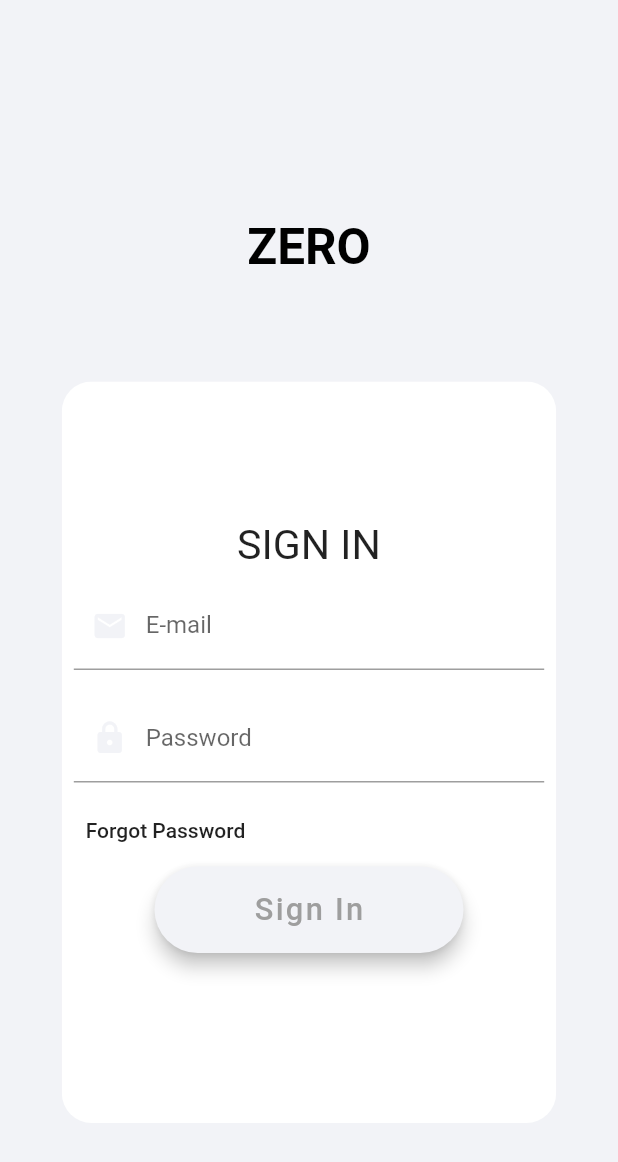
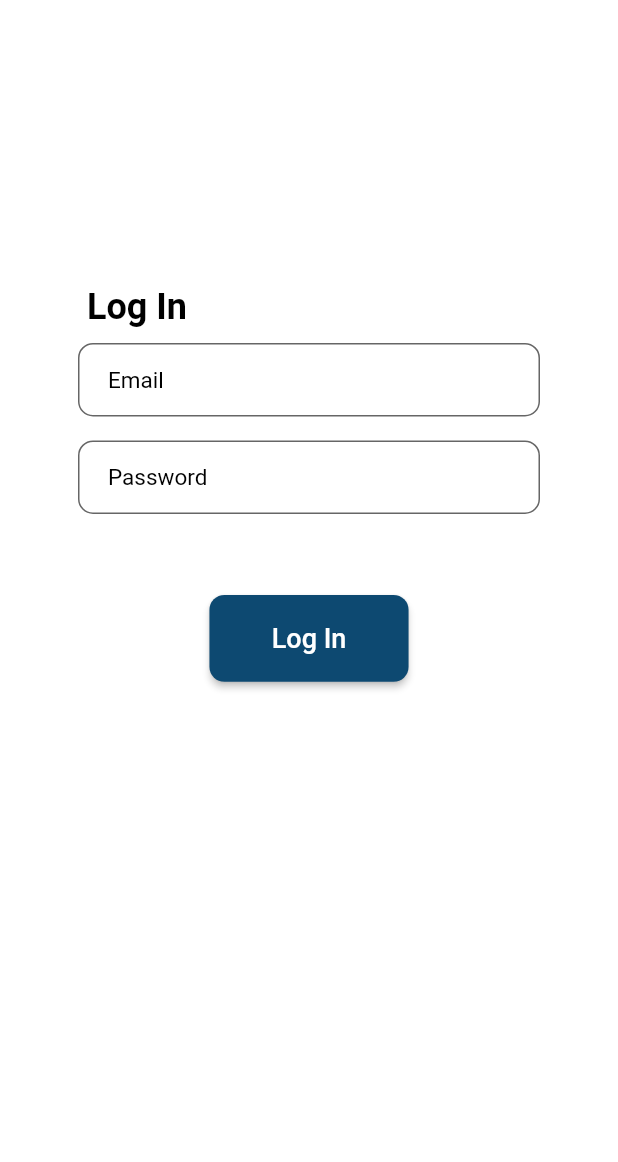
Before and after one commit to sayannath/zero_vendor, a Flutter app: the LoginPage screen opened directly, on a phone screen of 412 x 824 dp. Shown: the top 1162 px of the screen. Run offline on Flutter 3.47's test engine with Material 2 defaults, Android fonts, the phone set to English and light mode, and no system bars; our stand-ins replace shared_preferences; accounts and stored records are empty.

Commit message:
loginPage.dart and splashScreen.dart done with api

```diff
--- a/lib/common/ui_constants.dart
+++ b/lib/common/ui_constants.dart
@@ -3,7 +3,7 @@ import 'dart:io';
 import 'package:flutter/cupertino.dart';
 import 'package:flutter/material.dart';
 
-class UIConstansts {
+class UIConstants {
   static const double ASSUMED_SCREEN_HEIGHT = 640.0;
   static const double ASSUMED_SCREEN_WIDTH = 360.0;
 
@@ -15,4 +15,8 @@ class UIConstansts {
 
   static fitToHeight(value, BuildContext context) => _fitContext(context,
       ASSUMED_SCREEN_HEIGHT, MediaQuery.of(context).size.height, value);
+
+  static const mainColor = Color(0xfff2f3f7);
+  static const splashScreenLogo = 'assets/images/splashScreenLogo.png';
+
 }
--- a/lib/constants.dart
+++ /dev/null
@@ -1,3 +0,0 @@
-import 'package:flutter/material.dart';
-
-const mainColor = Color(0xfff2f3f7);
--- a/lib/main.dart
+++ b/lib/main.dart
@@ -1,5 +1,6 @@
 import 'package:flutter/material.dart';
 import 'package:zero_vendor/view/loginPage.dart';
+import 'package:zero_vendor/view/splashScreen.dart';
 
 void main() => runApp(MyApp());
 
@@ -8,7 +9,7 @@ class MyApp extends StatelessWidget {
   Widget build(BuildContext context) {
     return MaterialApp(
       debugShowCheckedModeBanner: false,
-      home: LoginPage(),
+      home: SplashScreen(),
     );
   }
 }
--- a/lib/services/baseService.dart
+++ b/lib/services/baseService.dart
@@ -0,0 +1,34 @@
+import 'package:http/http.dart' as http;
+
+class BaseService {
+  static const AUTH_URI = "http://127.0.0.1:2000/api/signin";
+
+  static final Map<String, String> headers = {
+    "Content-Type": "application/json"
+  };
+
+  static Future<http.Response> makeUnauthenticatedRequest(String path,
+      {String method = 'POST',
+      body,
+      mergeDefaultHeader = true,
+      Map<String, String> extraHeaders}) async {
+    try {
+      extraHeaders ??= {};
+      var sentHeaders =
+          mergeDefaultHeader ? {...headers, ...extraHeaders} : extraHeaders;
+
+      switch (method) {
+        case 'POST':
+          body ??= {};
+          return http.post(path, headers: sentHeaders, body: body);
+          break;
+
+        default:
+          print("");
+          return http.post(path, headers: sentHeaders, body: body);
+      }
+    } catch (err) {
+      print(err);
+    }
+  }
+}
--- a/lib/view/loginPage.dart
+++ b/lib/view/loginPage.dart
@@ -1,7 +1,8 @@
 import 'package:flutter/material.dart';
-
-import '../constants.dart';
-import 'addDataPage.dart';
+import 'package:zero_vendor/common/ui_constants.dart';
+import 'package:zero_vendor/services/authService.dart';
+import 'package:zero_vendor/view/addDataPage.dart';
+import 'package:zero_vendor/view/homePage.dart';
 
 class LoginPage extends StatefulWidget {
   @override
@@ -9,185 +10,143 @@ class LoginPage extends StatefulWidget {
 }
 
 class _LoginPageState extends State<LoginPage> {
-  String email, password;
-  Widget _buildLogo() {
-    return Row(
-      mainAxisAlignment: MainAxisAlignment.center,
+  String _email;
+  String _password;
+
+  bool _logging_in = false;
+  final formkey = new GlobalKey<FormState>();
+  final scaffkey = new GlobalKey<ScaffoldState>();
+
+  checkFields() {
+    final form = formkey.currentState;
+    if (form.validate()) {
+      form.save();
+      return true;
+    }
+    setState(() {
+      _logging_in = false;
+    });
+    return false;
+  }
+
+  login() async {
+    setState(() {
+      _logging_in = true;
+    });
+    if (checkFields()) {
+      bool authenticated = await AuthService.authenticate(_email, _password);
+
+      if (authenticated) {
+        var user = await AuthService.getSavedAuth();
+        Navigator.of(context).pushAndRemoveUntil(
+            MaterialPageRoute(builder: (BuildContext context) {
+          return HomePage();
+        }), (Route<dynamic> route) => false);
+      } else {
+        setState(() {
+          _logging_in = false;
+        });
+        scaffkey.currentState.showSnackBar(new SnackBar(
+          content: new Text("Authentication failure !! Please retry."),
+        ));
+      }
+    }
+  }
+
+  @override
+  Widget build(BuildContext context) {
+    return Scaffold(
+        key: scaffkey,
+        body: Container(
+          height: UIConstants.fitToHeight(640, context),
+          width: UIConstants.fitToWidth(360, context),
+          decoration: BoxDecoration(color: Colors.white),
+          child: Center(
+            child: ListView(children: <Widget>[
+              SizedBox(
+                  height: MediaQuery.of(context).size.height * 0.11,
+                  width: MediaQuery.of(context).size.width * 0.01),
+              Row(
                 children: <Widget>[
                   Padding(
-          padding: const EdgeInsets.symmetric(vertical: 70),
+                    padding: const EdgeInsets.only(left: 58.0, top: 100),
+                    child: Container(
                       child: Text(
-            'ZERO',
+                        'Log In',
                         style: TextStyle(
-              fontSize: MediaQuery.of(context).size.height / 25,
-              fontWeight: FontWeight.bold,
                             color: Colors.black,
+                            fontSize: 24,
+                            fontWeight: FontWeight.bold),
                       ),
-          ),
-        )
-      ],
-    );
-  }
-
-  Widget _buildEmailRow() {
-    return Padding(
-      padding: EdgeInsets.all(8),
-      child: TextFormField(
-        keyboardType: TextInputType.emailAddress,
-        onChanged: (value) {
-          setState(() {
-            email = value;
-          });
-        },
-        decoration: InputDecoration(
-            prefixIcon: Icon(
-              Icons.email,
-              color: mainColor,
-            ),
-            labelText: 'E-mail'),
-      ),
-    );
-  }
-
-  Widget _buildPasswordRow() {
-    return Padding(
-      padding: EdgeInsets.all(8),
-      child: TextFormField(
-        keyboardType: TextInputType.text,
-        obscureText: true,
-        onChanged: (value) {
-          setState(() {
-            password = value;
-          });
-        },
-        decoration: InputDecoration(
-          prefixIcon: Icon(
-            Icons.lock,
-            color: mainColor,
-          ),
-          labelText: 'Password',
-        ),
-      ),
-    );
-  }
-
-  Widget _buildForgetPasswordButton() {
-    return Row(
-      mainAxisAlignment: MainAxisAlignment.start,
-      crossAxisAlignment: CrossAxisAlignment.start,
-      children: <Widget>[
-        FlatButton(
-          onPressed: () {},
-          child: Text("Forgot Password"),
-        ),
-      ],
-    );
-  }
-
-  Widget _buildLoginButton() {
-    return Row(
-      mainAxisAlignment: MainAxisAlignment.center,
-      children: <Widget>[
-        Container(
-          height: 1.4 * (MediaQuery.of(context).size.height / 20),
-          width: 5 * (MediaQuery.of(context).size.width / 10),
-          margin: EdgeInsets.only(bottom: 20),
-          child: RaisedButton(
-            elevation: 5.0,
-            color: mainColor,
-            shape: RoundedRectangleBorder(
-              borderRadius: BorderRadius.circular(30.0),
-            ),
-            onPressed: () {
-              Navigator.of(context).push(MaterialPageRoute(
-                  builder: (context) => AddDataPage(data: 'Add Data')));
-            },
-            child: Text(
-              "Sign In",
-              style: TextStyle(
-                color: Colors.grey,
-                letterSpacing: 1.5,
-                fontSize: MediaQuery.of(context).size.height / 40,
-              ),
-            ),
-          ),
-        )
-      ],
-    );
-  }
-
-  Widget _buildContainer() {
-    return Row(
-      mainAxisAlignment: MainAxisAlignment.center,
-      children: <Widget>[
-        ClipRRect(
-          borderRadius: BorderRadius.all(
-            Radius.circular(20),
-          ),
-          child: Container(
-            height: MediaQuery.of(context).size.height * 0.6,
-            width: MediaQuery.of(context).size.width * 0.8,
-            decoration: BoxDecoration(
-              color: Colors.white,
-            ),
-            child: Column(
-              mainAxisAlignment: MainAxisAlignment.center,
-              crossAxisAlignment: CrossAxisAlignment.center,
-              children: <Widget>[
-                Row(
-                  mainAxisAlignment: MainAxisAlignment.center,
-                  children: <Widget>[
-                    Text(
-                      "SIGN IN",
-                      style: TextStyle(
-                        fontSize: MediaQuery.of(context).size.height / 30,
                     ),
                   ),
                 ],
               ),
-                _buildEmailRow(),
-                _buildPasswordRow(),
-                _buildForgetPasswordButton(),
-                _buildLoginButton(),
-              ],
+              Container(
+                height: 10.0,
+              ),
+              Container(
+                child: Padding(
+                    padding: const EdgeInsets.fromLTRB(52.0, 0.0, 52.0, 0.0),
+                    child: Form(
+                      key: formkey,
+                      child: Column(
+                        children: <Widget>[
+                          _input("Please enter Email", false, "Email", 'Email',
+                              (value) {
+                            _email = value;
+                          }),
+                          Container(
+                            height: 16.0,
+                          ),
+                          _input("Please enter password", true, "Password",
+                              'Password', (value) {
+                            _password = value;
+                          }),
+                          Container(
+                            height: 54.0,
+                          ),
+                          Container(
+                            height: UIConstants.fitToHeight(45, context),
+                            width: UIConstants.fitToWidth(116, context),
+                            child: RaisedButton(
+                              color: Color(0xff0D4971),
+                              shape: RoundedRectangleBorder(
+                                borderRadius: BorderRadius.circular(10.0),
+                              ),
+                              onPressed: login,
+                              child: Text(
+                                'Log In',
+                                style: TextStyle(
+                                    color: Colors.white, fontSize: 18.0),
                               ),
                             ),
                           ),
                         ],
-    );
+                      ),
+                    )),
+              )
+            ]),
+          ),
+        ));
   }
 
-  @override
-  Widget build(BuildContext context) {
-    return SafeArea(
-      child: Scaffold(
-        resizeToAvoidBottomPadding: false,
-        backgroundColor: Color(0xfff2f3f7),
-        body: Stack(
-          children: <Widget>[
-            Container(
-              height: MediaQuery.of(context).size.height * 0.7,
-              width: MediaQuery.of(context).size.width,
-              child: Container(
-                decoration: BoxDecoration(
-                  color: mainColor,
-                  borderRadius: BorderRadius.only(
-                    bottomLeft: const Radius.circular(70),
-                    bottomRight: const Radius.circular(70),
+  Widget _input(String validation, bool, String label, String hint, save) {
+    return new TextFormField(
+      decoration: InputDecoration(
+        filled: true,
+        fillColor: Colors.white,
+        hintText: hint,
+        hintStyle: TextStyle(fontSize: 15.0, color: Colors.black),
+        //labelText: label,
+        contentPadding: EdgeInsets.fromLTRB(20.0, 10.0, 20.0, 20.0),
+        border: OutlineInputBorder(
+            borderSide: BorderSide(color: Colors.black),
+            borderRadius: BorderRadius.circular(10.0)),
       ),
-                ),
-              ),
-            ),
-            Column(
-              mainAxisAlignment: MainAxisAlignment.center,
-              children: <Widget>[
-                _buildLogo(),
-                _buildContainer(),
-              ],
-            )
-          ],
-        ),
-      ),
+      obscureText: bool,
+      validator: (value) => value.isEmpty ? validation : null,
+      onSaved: save,
     );
   }
 }
--- a/pubspec.yaml
+++ b/pubspec.yaml
@@ -12,6 +12,8 @@ dependencies:
     sdk: flutter
 
   cupertino_icons: ^0.1.3
+  http: ^0.12.2
+  shared_preferences: ^0.5.8
 
 dev_dependencies:
   flutter_test:
@@ -19,3 +21,5 @@ dev_dependencies:
 
 flutter:
   uses-material-design: true
+  assets:
+    - assets/images/splashScreenLogo.png
```
Also changed, not shown: lib/services/authService.dart (+93 -0 lines), lib/view/addDataPage.dart (+7 -32 lines), lib/view/homePage.dart (+28 -24 lines), lib/view/splashScreen.dart (added, +62 -0 lines), assets/images/splashScreenLogo.png (added), pubspec.lock, 6 other files. Lines whose indentation alone changed are shown as unchanged.
